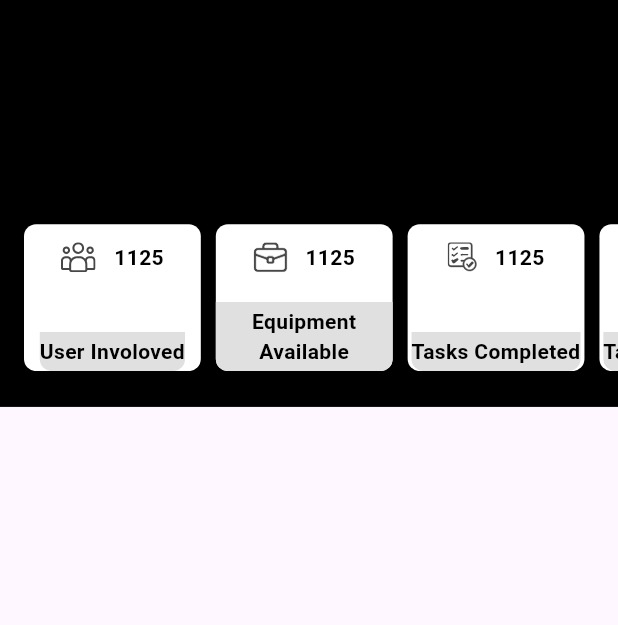
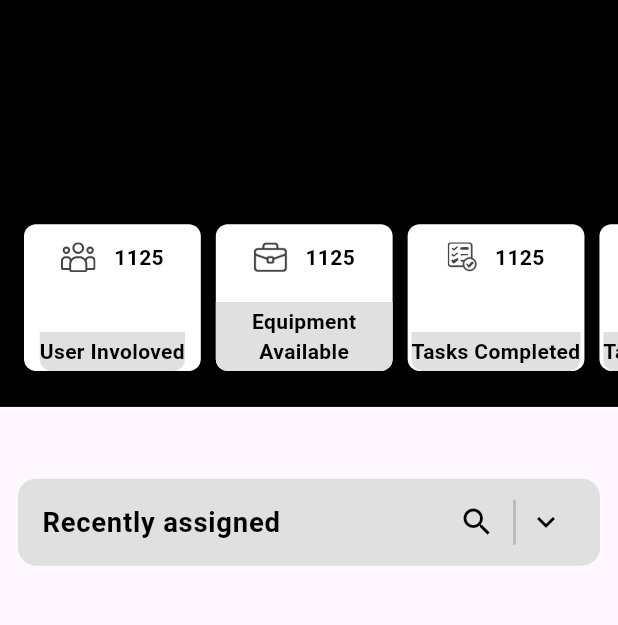
Before and after one commit to yousefmohamed35/innova_task, a Flutter app: the screen it shows after launch, on a phone screen of 412 x 824 dp, the part 66-691 px from its top. Run offline on Flutter 3.47's test engine with Material 3 defaults, Android fonts, the phone set to English and light mode, and no system bars; our stand-ins replace flutter_screenutil, flutter_svg; Roboto replaces fonts that are missing (SF Pro Display).

Commit message:
finish expansion widget one

```diff
--- a/lib/core/image.dart
+++ b/lib/core/image.dart
@@ -15,4 +15,6 @@ abstract class AppImage {
   static String userImage = 'assets/image/user.svg';
   static String tasksImage = 'assets/image/tsk.svg';
   static String equipmentImage = 'assets/image/equipment.svg';
+  static String doubleArrowImage = 'assets/image/arrowicon.svg';
+  static String calendarImage = 'assets/image/calendar.svg';
 }
--- /dev/null
+++ b/lib/features/dashboard/presentation/view/widget/custom_divider.dart
@@ -0,0 +1,17 @@
+import 'package:flutter/material.dart';
+
+class CustomDivider extends StatelessWidget {
+  const CustomDivider({
+    super.key,
+  });
+
+  @override
+  Widget build(BuildContext context) {
+    return Container(
+      margin: EdgeInsets.only(right: 8),
+      height: 30,
+      width: 2,
+      color: Colors.grey.shade400,
+    );
+  }
+}
--- /dev/null
+++ b/lib/features/dashboard/presentation/view/widget/custom_expansion_widget.dart
@@ -0,0 +1,81 @@
+import 'package:flutter/material.dart';
+import 'package:flutter_screenutil/flutter_screenutil.dart';
+import 'package:invotask/core/widgets/expansion_up.dart';
+import 'count_list_widget.dart';
+import 'custom_divider.dart';
+import 'custom_text_field.dart';
+
+class CustomExpansionWidget extends StatefulWidget {
+  const CustomExpansionWidget(
+      {super.key, required this.title, required this.child, this.color});
+  final Widget title;
+  final Widget child;
+  final Color? color;
+  @override
+  State<CustomExpansionWidget> createState() => _CustomExpansionWidgetState();
+}
+
+class _CustomExpansionWidgetState extends State<CustomExpansionWidget> {
+  bool isExpanded = false;
+  bool isSearched = false;
+  @override
+  Widget build(BuildContext context) {
+    return Padding(
+      padding: const EdgeInsets.all(8.0),
+      child: Card(
+        elevation: 0,
+        color: widget.color ?? Colors.grey.shade300,
+        child: ExpansionTile(
+          shape: Border.all(color: Colors.transparent),
+          onExpansionChanged: (ex) {
+            setState(() {
+              isExpanded = ex;
+            });
+          },
+          title: isSearched
+              ? SizedBox(
+                  height: 24.h,
+                  child: CustomTextField(
+                    onTap: () {
+                      setState(() {
+                        isSearched = false;
+                      });
+                    },
+                  ),
+                )
+              : widget.title,
+          trailing: Row(
+            mainAxisSize: MainAxisSize.min,
+            children: [
+              isSearched
+                  ? CountListWidget()
+                  : Row(
+                      children: [
+                        IconButton(
+                          onPressed: () {
+                            setState(() {
+                              isSearched = true;
+                            });
+                          },
+                          icon: Icon(
+                            Icons.search,
+                            color: Colors.black,
+                          ),
+                        ),
+                        CustomDivider(),
+                      ],
+                    ),
+              isExpanded
+                  ? ExpansionUp()
+                  : Icon(
+                      Icons.expand_more,
+                      color: Colors.black,
+                    )
+            ],
+          ),
+          children: [widget.child],
+        ),
+      ),
+    );
+  }
+}
--- a/lib/features/dashboard/presentation/view/widget/dashboard_body.dart
+++ b/lib/features/dashboard/presentation/view/widget/dashboard_body.dart
@@ -1,34 +1,23 @@
 import 'package:flutter/material.dart';
 import 'package:flutter_screenutil/flutter_screenutil.dart';
-import 'custom_app_bar.dart';
-import 'dashboard_card_list_view.dart';
+import 'dashboard_header.dart';
+import 'expansion_widget_one.dart';
 
 class DashboardBody extends StatelessWidget {
   const DashboardBody({super.key});
 
   @override
   Widget build(BuildContext context) {
-    return Column(
-      children: [
-        Container(
-          width: double.infinity,
-          height: 264.h,
-          color: Colors.black,
-          child: Column(
-            children: [
-              CustomAppBar(),
-              Spacer(),
-              SizedBox(
-                height: 82.h,
-                child: DashboardCardListView(),
-              ),
-              SizedBox(
-                height: 20.h,
-              )
-            ],
+    return SingleChildScrollView(
+      child: Column(
+        children: [
+          DashboardHeader(),
+          SizedBox(
+            height: 30.h,
           ),
-        ),
-      ],
+          ExpansionWidgetOne(),
+        ],
+      ),
     );
   }
 }
--- /dev/null
+++ b/lib/features/dashboard/presentation/view/widget/dashboard_header.dart
@@ -0,0 +1,32 @@
+import 'package:flutter/material.dart';
+import 'package:flutter_screenutil/flutter_screenutil.dart';
+import 'custom_app_bar.dart';
+import 'dashboard_card_list_view.dart';
+
+class DashboardHeader extends StatelessWidget {
+  const DashboardHeader({
+    super.key,
+  });
+
+  @override
+  Widget build(BuildContext context) {
+    return Container(
+      width: double.infinity,
+      height: 264.h,
+      color: Colors.black,
+      child: Column(
+        children: [
+          CustomAppBar(),
+          Spacer(),
+          SizedBox(
+            height: 82.h,
+            child: DashboardCardListView(),
+          ),
+          SizedBox(
+            height: 20.h,
+          )
+        ],
+      ),
+    );
+  }
+}
--- /dev/null
+++ b/lib/features/dashboard/presentation/view/widget/expansion_widget_one.dart
@@ -0,0 +1,35 @@
+import 'package:flutter/material.dart';
+import 'package:invotask/core/text_style.dart';
+
+import 'custom_body_expansion_widget_one.dart';
+import 'custom_expansion_widget.dart';
+
+class ExpansionWidgetOne extends StatelessWidget {
+  const ExpansionWidgetOne({
+    super.key,
+  });
+
+  @override
+  Widget build(BuildContext context) {
+    return CustomExpansionWidget(
+      title: Text(
+        'Recently assigned',
+        style: TextStyles.styleBold(context, color: Colors.black),
+      ),
+      child: Column(
+        children: [
+          Divider(),
+          CustomBodyExpansionWidgetOne(),
+          CustomExpansionWidget(
+            color: Colors.white,
+            title: Text(
+              'To ensure your health safety',
+              overflow: TextOverflow.ellipsis,
+            ),
+            child: SizedBox(),
+          )
+        ],
+      ),
+    );
+  }
+}
```
Also changed, not shown: lib/core/widgets/expansion_up.dart (added, +18 -0 lines), lib/features/dashboard/presentation/view/widget/count_list_widget.dart (added, +27 -0 lines), lib/features/dashboard/presentation/view/widget/custom_body_expansion_widget_one.dart (added, +71 -0 lines), lib/features/dashboard/presentation/view/widget/custom_text_field.dart (added, +39 -0 lines), assets/image/arrowicon.svg (added), assets/image/calendar.svg (added).
